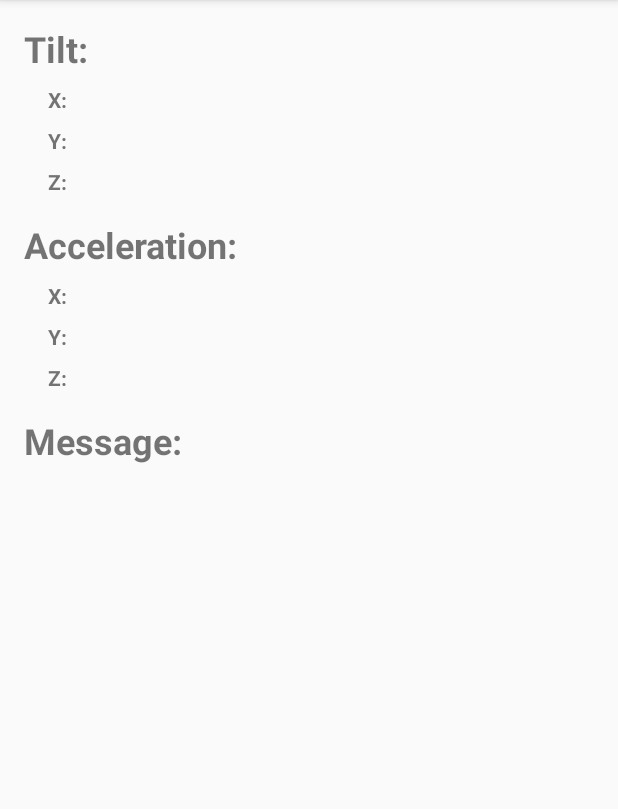
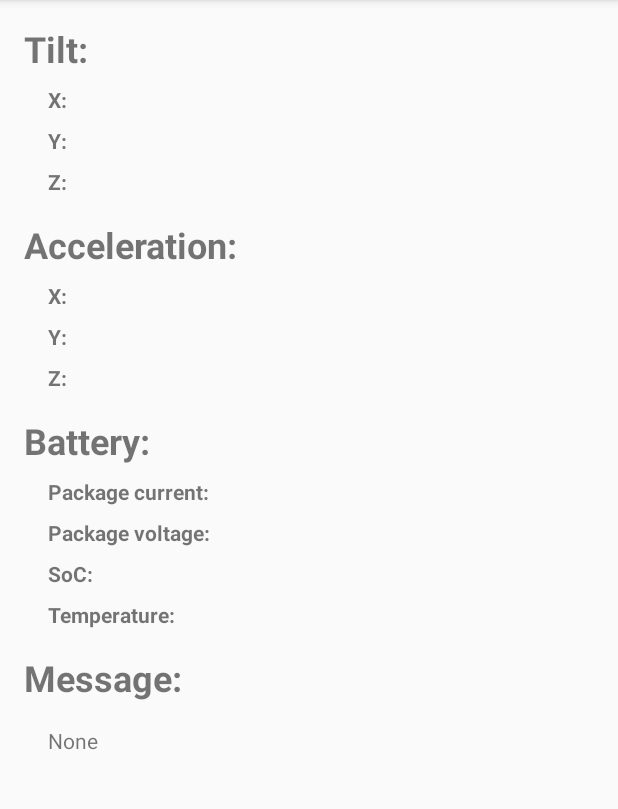
Before and after one commit to BME-SBT/OnboardSystem, an Android app: the screen it shows after launch (MainActivity), on a phone screen of 412 x 824 dp, the part 84-893 px from its top. Run offline under Robolectric (Android 15) with nearby library versions, the phone set to English and light mode, and no system bars.

Commit message:
Added new data fields and refactored to use styles

```diff
--- a/app/src/main/java/hu/bme/solarboat/onboardsystem/MainActivity.kt
+++ b/app/src/main/java/hu/bme/solarboat/onboardsystem/MainActivity.kt
@@ -115,6 +115,10 @@ class MainActivity : AppCompatActivity() {
         val accelerationY = findViewById<TextView>(R.id.acceleration_y)
         val accelerationZ = findViewById<TextView>(R.id.acceleration_z)
         val messageTv = findViewById<TextView>(R.id.message)
+        val batteryPackageCurrent = findViewById<TextView>(R.id.package_current)
+        val batteryPackageVoltage = findViewById<TextView>(R.id.package_voltage)
+        val batterySoC = findViewById<TextView>(R.id.SoC)
+        val batteryTemperature = findViewById<TextView>(R.id.temperature)
 
 
         tiltX.text = data.tilt.x.toString()
@@ -123,6 +127,11 @@ class MainActivity : AppCompatActivity() {
         accelerationX.text = data.acceleration.x.toString()
         accelerationY.text = data.acceleration.y.toString()
         accelerationZ.text = data.acceleration.z.toString()
+        batteryPackageCurrent.text = data.battery.packageCurrent.toString()
+        batteryPackageVoltage.text = data.battery.packageVoltage.toString()
+        batterySoC.text = data.battery.soC.toString()
+        batteryTemperature.text = data.battery.temperature.toString()
         messageTv.text = data.error.message
+
     }
 }
--- a/app/src/main/java/hu/bme/solarboat/onboardsystem/jsonData/ArduinoData.kt
+++ b/app/src/main/java/hu/bme/solarboat/onboardsystem/jsonData/ArduinoData.kt
@@ -20,14 +20,14 @@ data class ArduinoData(
     )
 
     data class Battery(
-            @SerializedName("Package current")
+        @SerializedName("Package current")
             val packageCurrent: Int,
-            @SerializedName("Package voltage")
+        @SerializedName("Package voltage")
             val packageVoltage: Int,
-            @SerializedName("SoC")
+        @SerializedName("SoC")
             val soC: Int,
-            @SerializedName("Temperature")
-            val temp: Int
+        @SerializedName("Temperature")
+        val temperature: Int
     )
 
     data class Compass(
--- a/app/src/main/res/layout/activity_main.xml
+++ b/app/src/main/res/layout/activity_main.xml
@@ -8,32 +8,21 @@
 
     <TextView
         android:id="@+id/tilt_title"
-        android:layout_width="wrap_content"
-        android:layout_height="wrap_content"
-        android:layout_marginStart="16dp"
-        android:layout_marginTop="16dp"
+        style="@style/main_title_style"
         android:text="@string/tilt"
-        android:textSize="24sp"
-        android:textStyle="bold"
         app:layout_constraintStart_toStartOf="parent"
         app:layout_constraintTop_toTopOf="parent" />
 
     <TextView
         android:id="@+id/tilt_x_title"
-        android:layout_width="wrap_content"
-        android:layout_height="wrap_content"
-        android:layout_marginStart="32dp"
-        android:layout_marginTop="8dp"
+        style="@style/little_title_style"
         android:text="@string/x"
-        android:textStyle="bold"
         app:layout_constraintStart_toStartOf="parent"
         app:layout_constraintTop_toBottomOf="@+id/tilt_title" />
 
     <TextView
         android:id="@+id/tilt_x"
-        android:layout_width="wrap_content"
-        android:layout_height="wrap_content"
-        android:layout_marginStart="16dp"
+        style="@style/data_style"
         android:text=""
         app:layout_constraintBaseline_toBaselineOf="@+id/tilt_x_title"
         app:layout_constraintStart_toEndOf="@+id/tilt_x_title"
@@ -41,20 +30,14 @@
 
     <TextView
         android:id="@+id/tilt_y_title"
-        android:layout_width="wrap_content"
-        android:layout_height="wrap_content"
-        android:layout_marginStart="32dp"
-        android:layout_marginTop="8dp"
+        style="@style/little_title_style"
         android:text="@string/y"
-        android:textStyle="bold"
         app:layout_constraintStart_toStartOf="parent"
         app:layout_constraintTop_toBottomOf="@+id/tilt_x_title" />
 
     <TextView
         android:id="@+id/tilt_y"
-        android:layout_width="wrap_content"
-        android:layout_height="wrap_content"
-        android:layout_marginStart="16dp"
+        style="@style/data_style"
         android:text=""
         app:layout_constraintBaseline_toBaselineOf="@+id/tilt_y_title"
         app:layout_constraintStart_toEndOf="@+id/tilt_x_title"
@@ -62,20 +45,14 @@
 
     <TextView
         android:id="@+id/tilt_z_title"
-        android:layout_width="wrap_content"
-        android:layout_height="wrap_content"
-        android:layout_marginStart="32dp"
-        android:layout_marginTop="8dp"
+        style="@style/little_title_style"
         android:text="@string/z"
-        android:textStyle="bold"
         app:layout_constraintStart_toStartOf="parent"
         app:layout_constraintTop_toBottomOf="@+id/tilt_y_title" />
 
     <TextView
         android:id="@+id/tilt_z"
-        android:layout_width="wrap_content"
-        android:layout_height="wrap_content"
-        android:layout_marginStart="16dp"
+        style="@style/data_style"
         android:text=""
         app:layout_constraintBaseline_toBaselineOf="@+id/tilt_z_title"
         app:layout_constraintStart_toEndOf="@+id/tilt_z_title"
@@ -83,32 +60,21 @@
 
     <TextView
         android:id="@+id/acceleration_title"
-        android:layout_width="wrap_content"
-        android:layout_height="wrap_content"
-        android:layout_marginStart="16dp"
-        android:layout_marginTop="16dp"
+        style="@style/main_title_style"
         android:text="@string/acceleration"
-        android:textSize="24sp"
-        android:textStyle="bold"
         app:layout_constraintStart_toStartOf="parent"
-        app:layout_constraintTop_toBottomOf="@id/tilt_z"  />
+        app:layout_constraintTop_toBottomOf="@id/tilt_z" />
 
     <TextView
         android:id="@+id/acceleration_x_title"
-        android:layout_width="wrap_content"
-        android:layout_height="wrap_content"
-        android:layout_marginStart="32dp"
-        android:layout_marginTop="8dp"
+        style="@style/little_title_style"
         android:text="@string/x"
-        android:textStyle="bold"
         app:layout_constraintStart_toStartOf="parent"
         app:layout_constraintTop_toBottomOf="@+id/acceleration_title" />
 
     <TextView
         android:id="@+id/acceleration_x"
-        android:layout_width="wrap_content"
-        android:layout_height="wrap_content"
-        android:layout_marginStart="16dp"
+        style="@style/data_style"
         android:text=""
         app:layout_constraintBaseline_toBaselineOf="@+id/acceleration_x_title"
         app:layout_constraintStart_toEndOf="@+id/acceleration_x_title"
@@ -116,20 +82,14 @@
 
     <TextView
         android:id="@+id/acceleration_y_title"
-        android:layout_width="wrap_content"
-        android:layout_height="wrap_content"
-        android:layout_marginStart="32dp"
-        android:layout_marginTop="8dp"
+        style="@style/little_title_style"
         android:text="@string/y"
-        android:textStyle="bold"
         app:layout_constraintStart_toStartOf="parent"
         app:layout_constraintTop_toBottomOf="@+id/acceleration_x_title" />
 
     <TextView
         android:id="@+id/acceleration_y"
-        android:layout_width="wrap_content"
-        android:layout_height="wrap_content"
-        android:layout_marginStart="16dp"
+        style="@style/data_style"
         android:text=""
         app:layout_constraintBaseline_toBaselineOf="@+id/acceleration_y_title"
         app:layout_constraintStart_toEndOf="@+id/acceleration_x_title"
@@ -137,44 +97,99 @@
 
     <TextView
         android:id="@+id/acceleration_z_title"
-        android:layout_width="wrap_content"
-        android:layout_height="wrap_content"
-        android:layout_marginStart="32dp"
-        android:layout_marginTop="8dp"
+        style="@style/little_title_style"
         android:text="@string/z"
-        android:textStyle="bold"
         app:layout_constraintStart_toStartOf="parent"
         app:layout_constraintTop_toBottomOf="@+id/acceleration_y_title" />
 
     <TextView
         android:id="@+id/acceleration_z"
-        android:layout_width="wrap_content"
-        android:layout_height="wrap_content"
-        android:layout_marginStart="16dp"
+        style="@style/data_style"
         android:text=""
         app:layout_constraintBaseline_toBaselineOf="@+id/acceleration_z_title"
         app:layout_constraintStart_toEndOf="@+id/acceleration_z_title"
         tools:text="123" />
 
     <TextView
-        android:id="@+id/message_title"
-        android:layout_width="wrap_content"
-        android:layout_height="wrap_content"
-        android:layout_marginStart="16dp"
-        android:layout_marginTop="16dp"
-        android:text="@string/message"
-        android:textSize="24sp"
-        android:textStyle="bold"
+        android:id="@+id/battery_title"
+        style="@style/main_title_style"
+        android:text="@string/battery"
         app:layout_constraintStart_toStartOf="parent"
         app:layout_constraintTop_toBottomOf="@+id/acceleration_z" />
 
     <TextView
+        android:id="@+id/package_current_title"
+        style="@style/little_title_style"
+        android:text="@string/package_current"
+        app:layout_constraintStart_toStartOf="parent"
+        app:layout_constraintTop_toBottomOf="@+id/battery_title" />
+
+    <TextView
+        android:id="@+id/package_current"
+        style="@style/data_style"
+        android:text=""
+        app:layout_constraintBaseline_toBaselineOf="@+id/package_current_title"
+        app:layout_constraintStart_toEndOf="@+id/package_current_title"
+        tools:text="123" />
+
+    <TextView
+        android:id="@+id/package_voltage_title"
+        style="@style/little_title_style"
+        android:text="@string/package_voltage"
+        app:layout_constraintStart_toStartOf="parent"
+        app:layout_constraintTop_toBottomOf="@+id/package_current_title" />
+
+    <TextView
+        android:id="@+id/package_voltage"
+        style="@style/data_style"
+        android:text=""
+        app:layout_constraintBaseline_toBaselineOf="@+id/package_voltage_title"
+        app:layout_constraintStart_toEndOf="@+id/package_voltage_title"
+        tools:text="123" />
+
+    <TextView
+        android:id="@+id/SoC_title"
+        style="@style/little_title_style"
+        android:text="@string/soc"
+        app:layout_constraintStart_toStartOf="parent"
+        app:layout_constraintTop_toBottomOf="@+id/package_voltage_title" />
+
+    <TextView
+        android:id="@+id/SoC"
+        style="@style/data_style"
+        android:text=""
+        app:layout_constraintBaseline_toBaselineOf="@+id/SoC_title"
+        app:layout_constraintStart_toEndOf="@+id/SoC_title"
+        tools:text="123" />
+
+    <TextView
+        android:id="@+id/temperature_title"
+        style="@style/little_title_style"
+        android:text="@string/temperature"
+        app:layout_constraintStart_toStartOf="parent"
+        app:layout_constraintTop_toBottomOf="@+id/SoC_title" />
+
+    <TextView
+        android:id="@+id/temperature"
+        style="@style/data_style"
+        android:text=""
+        app:layout_constraintBaseline_toBaselineOf="@+id/temperature_title"
+        app:layout_constraintStart_toEndOf="@+id/temperature_title"
+        tools:text="123" />
+
+    <TextView
+        android:id="@+id/message_title"
+        style="@style/main_title_style"
+        android:text="@string/message"
+        app:layout_constraintStart_toStartOf="parent"
+        app:layout_constraintTop_toBottomOf="@+id/temperature" />
+
+    <TextView
         android:id="@+id/message"
-        android:layout_width="wrap_content"
-        android:layout_height="wrap_content"
+        style="@style/data_style"
         android:layout_marginStart="32dp"
         android:layout_marginTop="16dp"
-        android:text=""
+        android:text="@string/none"
         app:layout_constraintStart_toStartOf="parent"
         app:layout_constraintTop_toBottomOf="@+id/message_title" />
 
--- a/app/src/main/res/values/strings.xml
+++ b/app/src/main/res/values/strings.xml
@@ -2,9 +2,15 @@
     <string name="app_name">OnboardSystem</string>
     <string name="tilt">Tilt:</string>
     <string name="acceleration">Acceleration:</string>
-    <string name="message" >Message:</string>
+    <string name="battery">Battery:</string>
+    <string name="message">Message:</string>
     <string name="x">X:</string>
     <string name="y">Y:</string>
     <string name="z">Z:</string>
     <string name="connect_device">Connect Device</string>
+    <string name="none">None</string>
+    <string name="package_current">Package current:</string>
+    <string name="package_voltage">Package voltage:</string>
+    <string name="soc">SoC:</string>
+    <string name="temperature">Temperature:</string>
 </resources>
--- a/app/src/main/res/values/styles.xml
+++ b/app/src/main/res/values/styles.xml
@@ -7,4 +7,27 @@
         <item name="colorAccent">@color/colorAccent</item>
     </style>
 
+    <style name="main_title_style">
+        <item name="android:layout_width">wrap_content</item>
+        <item name="android:layout_height">wrap_content</item>
+        <item name="android:layout_marginStart">16dp</item>
+        <item name="android:layout_marginTop">16dp</item>
+        <item name="android:textSize">24sp</item>
+        <item name="android:textStyle">bold</item>
+    </style>
+
+    <style name="little_title_style">
+        <item name="android:layout_width">wrap_content</item>
+        <item name="android:layout_height">wrap_content</item>
+        <item name="android:layout_marginStart">32dp</item>
+        <item name="android:layout_marginTop">8dp</item>
+        <item name="android:textStyle">bold</item>
+    </style>
+
+    <style name="data_style">
+        <item name="android:layout_width">wrap_content</item>
+        <item name="android:layout_height">wrap_content</item>
+        <item name="android:layout_marginStart">16dp</item>
+    </style>
+
 </resources>
--- a/build.gradle
+++ b/build.gradle
@@ -1,6 +1,6 @@
 // Top-level build file where you can add configuration options common to all sub-projects/modules.
 buildscript {
-    ext.kotlin_version = '1.3.71'
+    ext.kotlin_version = '1.3.72'
     repositories {
         google()
         jcenter()
```
